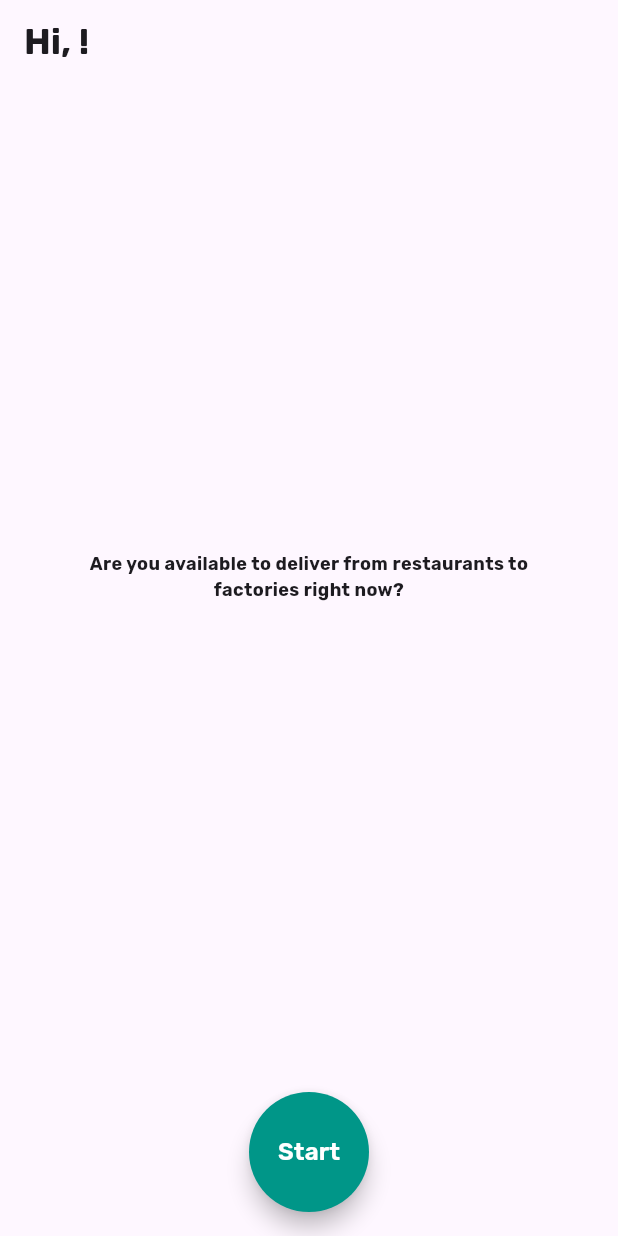
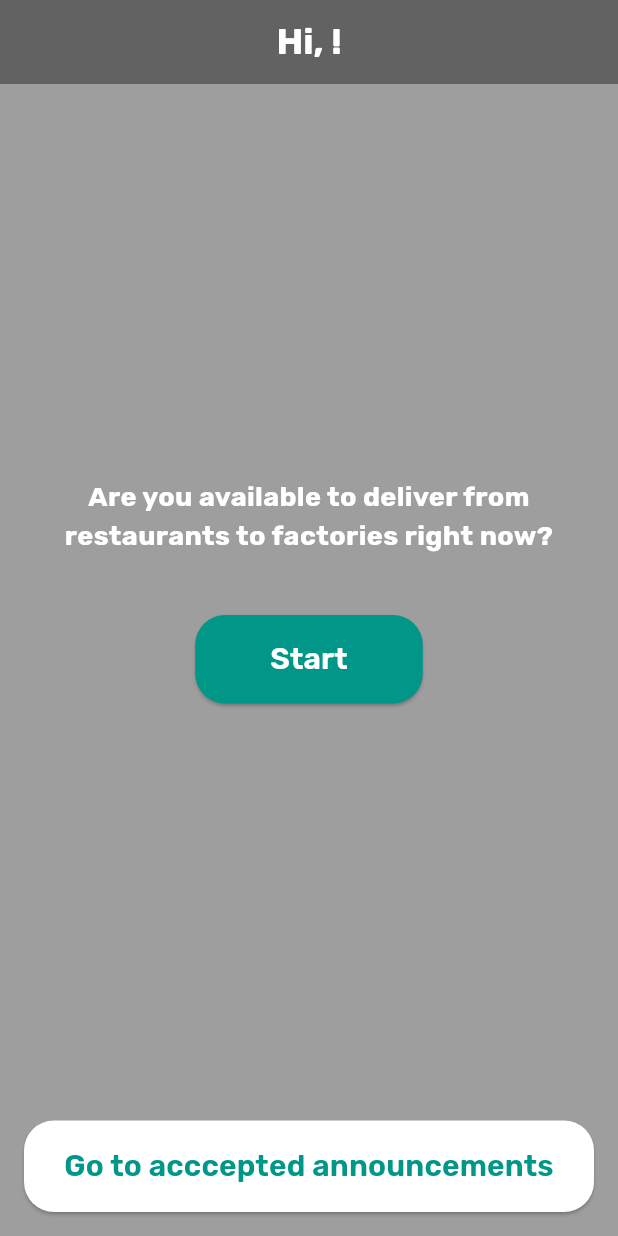
Before and after one commit to DemianaAmgad/Food-for-Good-GP, a Flutter app: the DriverStartScreen screen opened directly with empty values, on a phone screen of 412 x 824 dp. Run offline on Flutter 3.47's test engine with Material 3 defaults, Android fonts, the phone set to English and light mode, and no system bars; our stand-ins replace cloud_firestore, firebase_auth, firebase_core, google_fonts, google_maps_flutter, image_picker; accounts and stored records are empty.

Commit message:
UI optimization

```diff
--- a/lib/view/widgets/driver_start_screen.dart
+++ b/lib/view/widgets/driver_start_screen.dart
@@ -1,10 +1,9 @@
 import 'package:flutter/material.dart';
 import 'package:foodforgood/view/screens/driver_orders_screen.dart';
-
 import '../../theme/app_styles.dart';
+import '../screens/accepted_requests_screen.dart';
 
 class DriverStartScreen extends StatelessWidget {
-
   final String driverName;
 
   const DriverStartScreen({super.key, required this.driverName});
@@ -12,9 +11,19 @@ class DriverStartScreen extends StatelessWidget {
   @override
   Widget build(BuildContext context) {
     return Scaffold(
+      backgroundColor: AppColors.signupColor,
       appBar: AppBar(
+        backgroundColor: AppColors.signupColor,
         automaticallyImplyLeading: false,
-        title: Text('Hi, $driverName!', style: TextStyles.titleStyle,), // I still need to fix name
+        title: Text(
+          'Hi, $driverName!',
+          style: TextStyles.titleStyle.copyWith(
+            fontSize: 24.0,
+            fontWeight: FontWeight.bold,
+            color: AppColors.titleColor
+          ),
+        ),
+        centerTitle: true,
       ),
       body: Center(
         child: Padding(
@@ -25,7 +34,35 @@ class DriverStartScreen extends StatelessWidget {
               Text(
                 'Are you available to deliver from restaurants to factories right now?',
                 textAlign: TextAlign.center,
-                style: TextStyles.subtitleStyle,
+                style: TextStyles.subtitleStyle.copyWith(
+                  fontSize: 18.0,
+                  color: AppColors.titleColor,
+                ),
+              ),
+              const SizedBox(height: 40.0),
+              ElevatedButton(
+                onPressed: () {
+                  Navigator.push(
+                    context,
+                    MaterialPageRoute(
+                        builder: (context) => const DriverOrdersScreen()),
+                  );
+                },
+                style: ElevatedButton.styleFrom(
+                  padding:
+                      const EdgeInsets.symmetric(horizontal: 50, vertical: 15),
+                  backgroundColor: AppColors.buttonLoginBackgroundColor,
+                  shape: RoundedRectangleBorder(
+                    borderRadius: BorderRadius.circular(20.0),
+                  ),
+                ),
+                child: Text(
+                  'Start',
+                  style: TextStyles.buttonTextStyle.copyWith(
+                    color: AppColors.confirmButtonTextColor,
+                    fontSize: 20.0,
+                  ),
+                ),
               ),
             ],
           ),
@@ -34,19 +71,29 @@ class DriverStartScreen extends StatelessWidget {
       bottomNavigationBar: Padding(
         padding: const EdgeInsets.all(16.0),
         child: SizedBox(
-          width: 80,
-          height: 80,
-          child: FloatingActionButton(
+          width: double.infinity,
+          child: ElevatedButton(
             onPressed: () {
-              print('Start delivery');
               Navigator.push(
                 context,
-                MaterialPageRoute(builder: (context) => const DriverOrdersScreen()),
+                MaterialPageRoute(
+                    builder: (context) => const AcceptedRequestsPage()),
               );
             },
-            backgroundColor: AppColors.buttonLoginBackgroundColor,
-            shape: const CircleBorder(),
-            child: Text("Start", style: TextStyles.buttonTextStyle.copyWith(color: AppColors.buttonLoginTextColor),),
+            style: ElevatedButton.styleFrom(
+              padding: const EdgeInsets.symmetric(vertical: 16.0),
+              backgroundColor: AppColors.confirmButtonTextColor,
+              shape: RoundedRectangleBorder(
+                borderRadius: BorderRadius.circular(20.0),
+              ),
+            ),
+            child: Text(
+              "Go to acccepted announcements",
+              style: TextStyles.buttonTextStyle.copyWith(
+                color: AppColors.buttonLoginBackgroundColor,
+                fontSize: 20.0,
+              ),
+            ),
           ),
         ),
       ),
```
